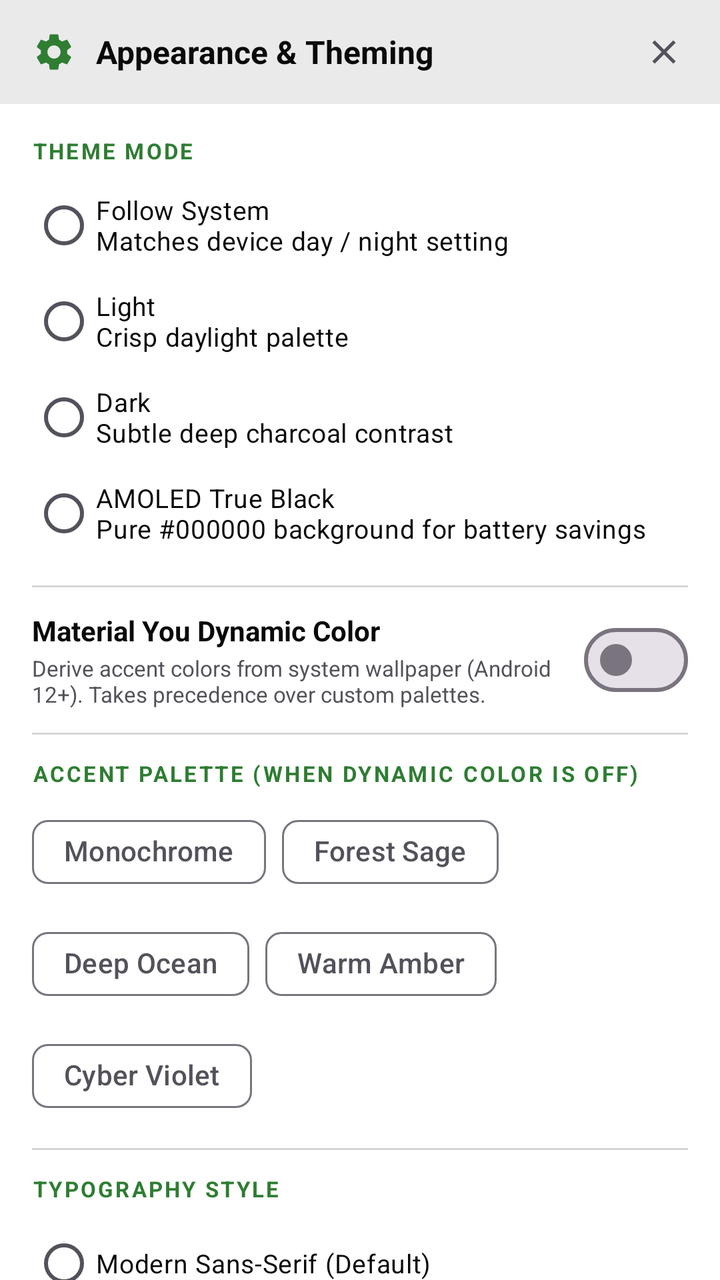
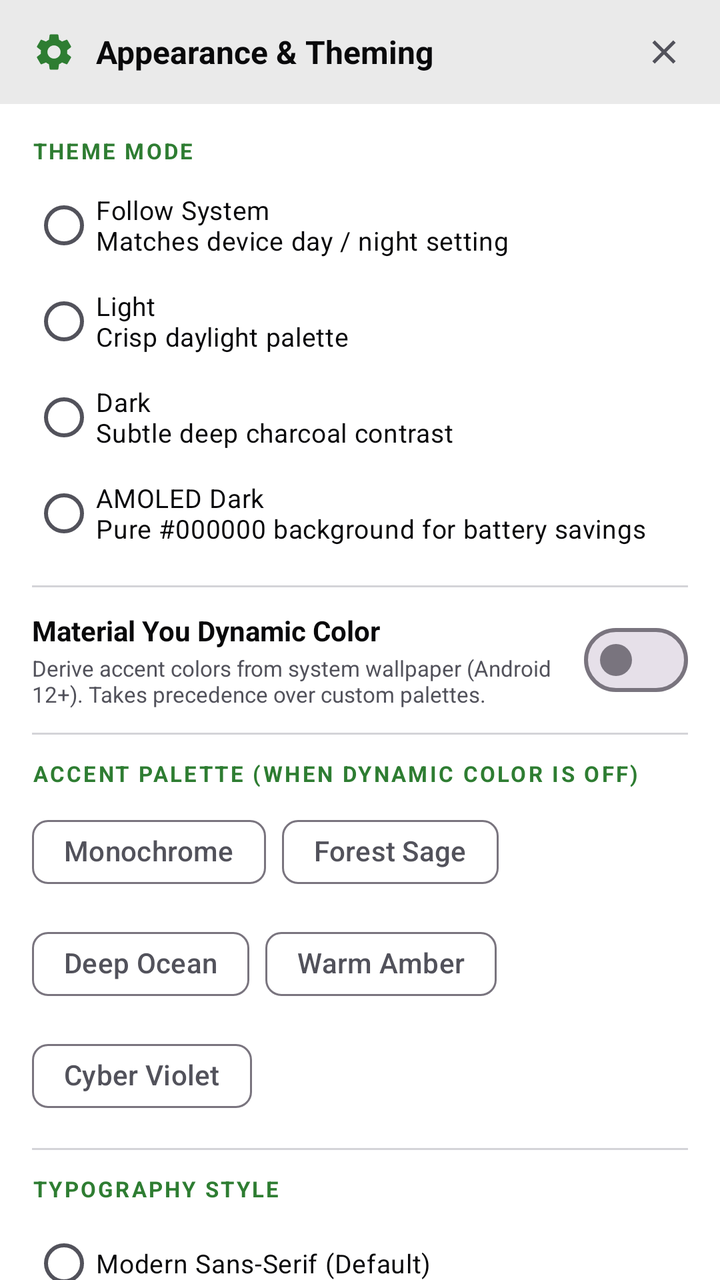

Before-and-after screenshots of an Android layout around one commit, followed by the original layout XML and the change that was made.
<!-- AndroidManifest.xml: application theme Theme.VeilFrame -->
<!-- res/layout/dialog_theme_settings.xml -->
<?xml version="1.0" encoding="utf-8"?>
<LinearLayout xmlns:android="http://schemas.android.com/apk/res/android"
    xmlns:app="http://schemas.android.com/apk/res-auto"
    android:layout_width="match_parent"
    android:layout_height="wrap_content"
    android:background="@color/vf_surface"
    android:orientation="vertical">

    
    <LinearLayout
        android:layout_width="match_parent"
        android:layout_height="52dp"
        android:gravity="center_vertical"
        android:orientation="horizontal"
        android:paddingStart="16dp"
        android:paddingEnd="12dp"
        android:background="@color/vf_surface_variant">

        <ImageView
            android:layout_width="22dp"
            android:layout_height="22dp"
            android:layout_marginEnd="10dp"
            android:src="@drawable/ic_settings"
            app:tint="@color/vf_accent_green" />

        <TextView
            android:layout_width="0dp"
            android:layout_height="wrap_content"
            android:layout_weight="1"
            android:text="Appearance &amp; Theming"
            android:textColor="@color/vf_text_primary"
            android:textSize="16sp"
            android:textStyle="bold" />

        <com.google.android.material.button.MaterialButton
            android:id="@+id/btnThemeSettingsClose"
            style="@style/Widget.Material3.Button.IconButton"
            android:layout_width="40dp"
            android:layout_height="40dp"
            android:contentDescription="Close"
            app:icon="@drawable/ic_close"
            app:iconTint="@color/vf_text_secondary" />
    </LinearLayout>

    <androidx.core.widget.NestedScrollView
        android:layout_width="match_parent"
        android:layout_height="wrap_content"
        android:maxHeight="520dp"
        android:fillViewport="true">

        <LinearLayout
            android:layout_width="match_parent"
            android:layout_height="wrap_content"
            android:orientation="vertical"
            android:padding="16dp">

            
            <TextView
                android:layout_width="wrap_content"
                android:layout_height="wrap_content"
                android:text="THEME MODE"
                android:textColor="@color/vf_accent_green"
                android:textSize="11sp"
                android:letterSpacing="0.1"
                android:textStyle="bold" />

            <RadioGroup
                android:id="@+id/rgThemeMode"
                android:layout_width="match_parent"
                android:layout_height="wrap_content"
                android:layout_marginTop="6dp">

                <RadioButton
                    android:id="@+id/rbThemeSystem"
                    android:layout_width="match_parent"
                    android:layout_height="wrap_content"
                    android:paddingVertical="6dp"
                    android:text="Follow System\nMatches device day / night setting"
                    android:textColor="@color/vf_text_primary"
                    android:textSize="13sp" />

                <RadioButton
                    android:id="@+id/rbThemeLight"
                    android:layout_width="match_parent"
                    android:layout_height="wrap_content"
                    android:paddingVertical="6dp"
                    android:text="Light\nCrisp daylight palette"
                    android:textColor="@color/vf_text_primary"
                    android:textSize="13sp" />

                <RadioButton
                    android:id="@+id/rbThemeDark"
                    android:layout_width="match_parent"
                    android:layout_height="wrap_content"
                    android:paddingVertical="6dp"
                    android:text="Dark\nSubtle deep charcoal contrast"
                    android:textColor="@color/vf_text_primary"
                    android:textSize="13sp" />

                <RadioButton
                    android:id="@+id/rbThemeAmoled"
                    android:layout_width="match_parent"
                    android:layout_height="wrap_content"
                    android:paddingVertical="6dp"
                    android:text="AMOLED True Black\nPure #000000 background for battery savings"
                    android:textColor="@color/vf_text_primary"
                    android:textSize="13sp" />
            </RadioGroup>

            <View
                android:layout_width="match_parent"
                android:layout_height="1dp"
                android:background="@color/vf_surface_stroke"
                android:layout_marginVertical="12dp" />

            
            <LinearLayout
                android:layout_width="match_parent"
                android:layout_height="wrap_content"
                android:orientation="horizontal"
                android:gravity="center_vertical">

                <LinearLayout
                    android:layout_width="0dp"
                    android:layout_height="wrap_content"
                    android:layout_weight="1"
                    android:orientation="vertical">

                    <TextView
                        android:layout_width="wrap_content"
                        android:layout_height="wrap_content"
                        android:text="Material You Dynamic Color"
                        android:textColor="@color/vf_text_primary"
                        android:textSize="14sp"
                        android:textStyle="bold" />

                    <TextView
                        android:layout_width="wrap_content"
                        android:layout_height="wrap_content"
                        android:layout_marginTop="2dp"
                        android:text="Derive accent colors from system wallpaper (Android 12+). Takes precedence over custom palettes."
                        android:textColor="@color/vf_text_secondary"
                        android:textSize="11sp" />
                </LinearLayout>

                <com.google.android.material.materialswitch.MaterialSwitch
                    android:id="@+id/switchDynamicColor"
                    android:layout_width="wrap_content"
                    android:layout_height="wrap_content"
                    android:layout_marginStart="8dp" />
            </LinearLayout>

            <View
                android:layout_width="match_parent"
                android:layout_height="1dp"
                android:background="@color/vf_surface_stroke"
                android:layout_marginVertical="12dp" />

            
            <TextView
                android:layout_width="wrap_content"
                android:layout_height="wrap_content"
                android:text="ACCENT PALETTE (WHEN DYNAMIC COLOR IS OFF)"
                android:textColor="@color/vf_accent_green"
                android:textSize="11sp"
                android:letterSpacing="0.1"
                android:textStyle="bold" />

            <com.google.android.material.chip.ChipGroup
                android:id="@+id/chipGroupAccentPalette"
                android:layout_width="match_parent"
                android:layout_height="wrap_content"
                android:layout_marginTop="8dp"
                app:singleSelection="true">

                <com.google.android.material.chip.Chip
                    android:id="@+id/chipPaletteMonochrome"
                    style="@style/Widget.Material3.Chip.Filter"
                    android:layout_width="wrap_content"
                    android:layout_height="wrap_content"
                    android:text="Monochrome" />

                <com.google.android.material.chip.Chip
                    android:id="@+id/chipPaletteForestSage"
                    style="@style/Widget.Material3.Chip.Filter"
                    android:layout_width="wrap_content"
                    android:layout_height="wrap_content"
                    android:text="Forest Sage" />

                <com.google.android.material.chip.Chip
                    android:id="@+id/chipPaletteDeepOcean"
                    style="@style/Widget.Material3.Chip.Filter"
                    android:layout_width="wrap_content"
                    android:layout_height="wrap_content"
                    android:text="Deep Ocean" />

                <com.google.android.material.chip.Chip
                    android:id="@+id/chipPaletteWarmAmber"
                    style="@style/Widget.Material3.Chip.Filter"
                    android:layout_width="wrap_content"
                    android:layout_height="wrap_content"
                    android:text="Warm Amber" />

                <com.google.android.material.chip.Chip
                    android:id="@+id/chipPaletteCyberViolet"
                    style="@style/Widget.Material3.Chip.Filter"
                    android:layout_width="wrap_content"
                    android:layout_height="wrap_content"
                    android:text="Cyber Violet" />
            </com.google.android.material.chip.ChipGroup>

            <View
                android:layout_width="match_parent"
                android:layout_height="1dp"
                android:background="@color/vf_surface_stroke"
                android:layout_marginVertical="12dp" />

            
            <TextView
                android:layout_width="wrap_content"
                android:layout_height="wrap_content"
                android:text="TYPOGRAPHY STYLE"
                android:textColor="@color/vf_accent_green"
                android:textSize="11sp"
                android:letterSpacing="0.1"
                android:textStyle="bold" />

            <RadioGroup
                android:id="@+id/rgTypography"
                android:layout_width="match_parent"
                android:layout_height="wrap_content"
                android:layout_marginTop="6dp">

                <RadioButton
                    android:id="@+id/rbTypoSans"
                    android:layout_width="match_parent"
                    android:layout_height="wrap_content"
                    android:paddingVertical="4dp"
                    android:text="Modern Sans-Serif (Default)"
                    android:textColor="@color/vf_text_primary"
                    android:textSize="13sp" />

                <RadioButton
                    android:id="@+id/rbTypoMonospace"
                    android:layout_width="match_parent"
                    android:layout_height="wrap_content"
                    android:paddingVertical="4dp"
                    android:text="Terminal Monospace"
                    android:textColor="@color/vf_text_primary"
                    android:textSize="13sp" />

                <RadioButton
                    android:id="@+id/rbTypoSerif"
                    android:layout_width="match_parent"
                    android:layout_height="wrap_content"
                    android:paddingVertical="4dp"
                    android:text="Editorial Serif"
                    android:textColor="@color/vf_text_primary"
                    android:textSize="13sp" />
            </RadioGroup>
        </LinearLayout>
    </androidx.core.widget.NestedScrollView>

    
    <LinearLayout
        android:layout_width="match_parent"
        android:layout_height="wrap_content"
        android:gravity="end"
        android:orientation="horizontal"
        android:padding="12dp"
        android:background="@color/vf_surface_variant">

        <com.google.android.material.button.MaterialButton
            android:id="@+id/btnApplyTheme"
            android:layout_width="wrap_content"
            android:layout_height="wrap_content"
            android:text="Done"
            app:cornerRadius="8dp" />
    </LinearLayout>
</LinearLayout>
<!-- resources referenced by this layout -->
<resources>
  <color name="vf_accent_green">#2E7D32</color>
  <color name="vf_surface">#FFFFFF</color>
  <color name="vf_surface_stroke">#D4D4D8</color>
  <color name="vf_surface_variant">#EAEAEA</color>
  <color name="vf_text_primary">#09090B</color>
  <color name="vf_text_secondary">#52525B</color>
  <!-- drawable ic_close (drawable) -->
  <?xml version="1.0" encoding="utf-8"?>
  <vector xmlns:android="http://schemas.android.com/apk/res/android"
      android:width="24dp"
      android:height="24dp"
      android:viewportWidth="24"
      android:viewportHeight="24">
      <path
          android:fillColor="@color/vf_text_secondary"
          android:pathData="M19,6.41L17.59,5 12,10.59 6.41,5 5,6.41 10.59,12 5,17.59 6.41,19 12,13.41 17.59,19 19,17.59 13.41,12z"/>
  </vector>
  <!-- drawable ic_settings (drawable) -->
  <vector xmlns:android="http://schemas.android.com/apk/res/android"
      android:width="24dp"
      android:height="24dp"
      android:viewportWidth="24"
      android:viewportHeight="24">
    <path
        android:fillColor="@color/vf_primary"
        android:pathData="M19.14,12.94c0.04,-0.3 0.06,-0.61 0.06,-0.94c0,-0.32 -0.02,-0.64 -0.07,-0.94l2.03,-1.58c0.18,-0.14 0.23,-0.41 0.12,-0.61l-1.92,-3.32c-0.12,-0.22 -0.37,-0.29 -0.59,-0.22l-2.39,0.96c-0.5,-0.38 -1.03,-0.7 -1.62,-0.94L14.4,2.81c-0.04,-0.24 -0.24,-0.41 -0.48,-0.41h-3.84c-0.24,0 -0.43,0.17 -0.47,0.41L9.25,5.35C8.66,5.59 8.12,5.92 7.63,6.29L5.24,5.33c-0.22,-0.08 -0.47,0 -0.59,0.22L2.74,8.87c-0.12,0.21 -0.08,0.47 0.12,0.61l2.03,1.58c-0.05,0.3 -0.09,0.63 -0.09,0.94s0.02,0.64 0.07,0.94l-2.03,1.58c-0.18,0.14 -0.23,0.41 -0.12,0.61l1.92,3.32c0.12,0.22 0.37,0.29 0.59,0.22l2.39,-0.96c0.5,0.38 1.03,0.7 1.62,0.94l0.36,2.54c0.05,0.24 0.24,0.41 0.48,0.41h3.84c0.24,0 0.44,-0.17 0.47,-0.41l0.36,-2.54c0.59,-0.24 1.13,-0.56 1.62,-0.94l2.39,0.96c0.22,0.08 0.47,0 0.59,-0.22l1.92,-3.32c0.12,-0.22 0.07,-0.47 -0.12,-0.61L19.14,12.94zM12,15.6c-1.98,0 -3.6,-1.62 -3.6,-3.6s1.62,-3.6 3.6,-3.6s3.6,1.62 3.6,3.6S13.98,15.6 12,15.6z"/>
  </vector>
  <color name="vf_primary">#18181B</color>
  <color name="vf_on_primary">#FFFFFF</color>
  <color name="vf_primary_container">#E4E4E7</color>
  <color name="vf_secondary">#52525B</color>
  <color name="vf_on_secondary">#18181B</color>
  <color name="vf_secondary_container">#E4E4E7</color>
  <color name="vf_bg_dark">#F4F4F6</color>
  <style name="ThemeOverlay.VeilFrame.MaterialAlertDialog" parent="ThemeOverlay.Material3.MaterialAlertDialog">
          <item name="shapeAppearance">@style/ShapeAppearance.VeilFrame.Dialog</item>
          <item name="shapeAppearanceOverlay">@style/ShapeAppearance.VeilFrame.Dialog</item>
          <item name="colorSurface">@color/vf_surface</item>
          <item name="colorOnSurface">@color/vf_text_primary</item>
          <item name="buttonBarPositiveButtonStyle">@style/Widget.VeilFrame.Button.Pill</item>
          <item name="buttonBarNegativeButtonStyle">@style/Widget.VeilFrame.Button.Text</item>
      </style>
  <style name="ShapeAppearance.VeilFrame.Dialog" parent="ShapeAppearance.Material3.Corner.ExtraLarge">
          <item name="cornerSize">28dp</item>
      </style>
  <style name="Widget.VeilFrame.Button.Pill" parent="Widget.Material3.Button">
          <item name="shapeAppearance">@style/ShapeAppearance.VeilFrame.Pill</item>
      </style>
  <style name="Widget.VeilFrame.Button.Text" parent="Widget.Material3.Button.TextButton">
          <item name="shapeAppearance">@style/ShapeAppearance.VeilFrame.Pill</item>
      </style>
  <style name="ShapeAppearance.VeilFrame.Pill" parent="ShapeAppearance.Material3.Corner.Full">
          <item name="cornerSize">50%</item>
      </style>
  <!-- unchanged entries left out for length: 1 -->
</resources>

<!-- the commit's change to res/layout/dialog_theme_settings.xml (unified diff, before → after) -->
@@ -102,7 +102,7 @@
                     android:layout_width="match_parent"
                     android:layout_height="wrap_content"
                     android:paddingVertical="6dp"
-                    android:text="AMOLED True Black\nPure #000000 background for battery savings"
+                    android:text="AMOLED Dark\nPure #000000 background for battery savings"
                     android:textColor="@color/vf_text_primary"
                     android:textSize="13sp" />
             </RadioGroup>
@@ -166,6 +166,16 @@
                 android:letterSpacing="0.1"
                 android:textStyle="bold" />
 
+            <TextView
+                android:id="@+id/tvDynamicColorNotice"
+                android:layout_width="wrap_content"
+                android:layout_height="wrap_content"
+                android:layout_marginTop="4dp"
+                android:text="Custom accent palettes are disabled while Dynamic Color is enabled."
+                android:textColor="@color/vf_status_info"
+                android:textSize="11sp"
+                android:visibility="gone" />
+
             <com.google.android.material.chip.ChipGroup
                 android:id="@+id/chipGroupAccentPalette"
                 android:layout_width="match_parent"
<!-- resource entries referenced after the edit -->
@@ -1,6 +1,7 @@
 <!-- resources referenced by this layout -->
 <resources>
   <color name="vf_accent_green">#2E7D32</color>
+  <color name="vf_status_info">#2B6CB0</color>
   <color name="vf_surface">#FFFFFF</color>
   <color name="vf_surface_stroke">#D4D4D8</color>
   <color name="vf_surface_variant">#EAEAEA</color>
